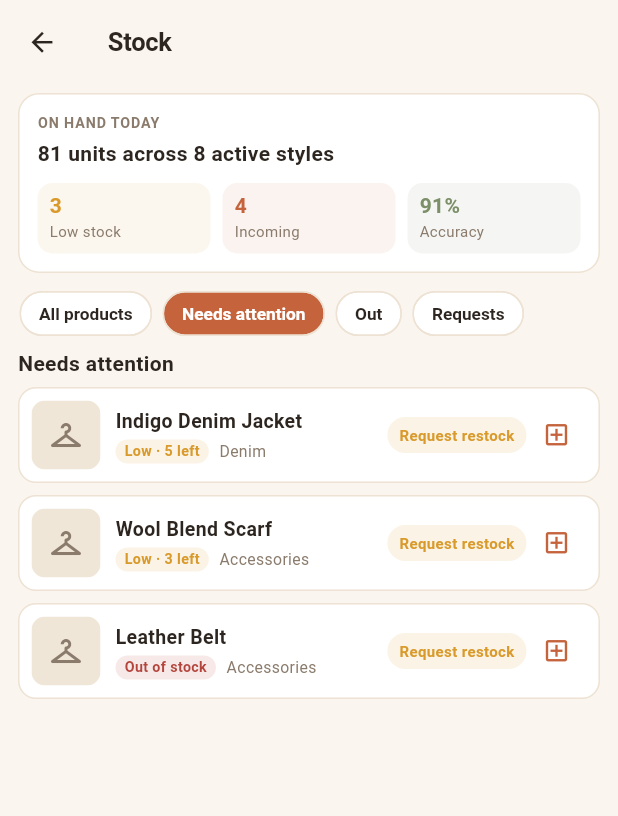
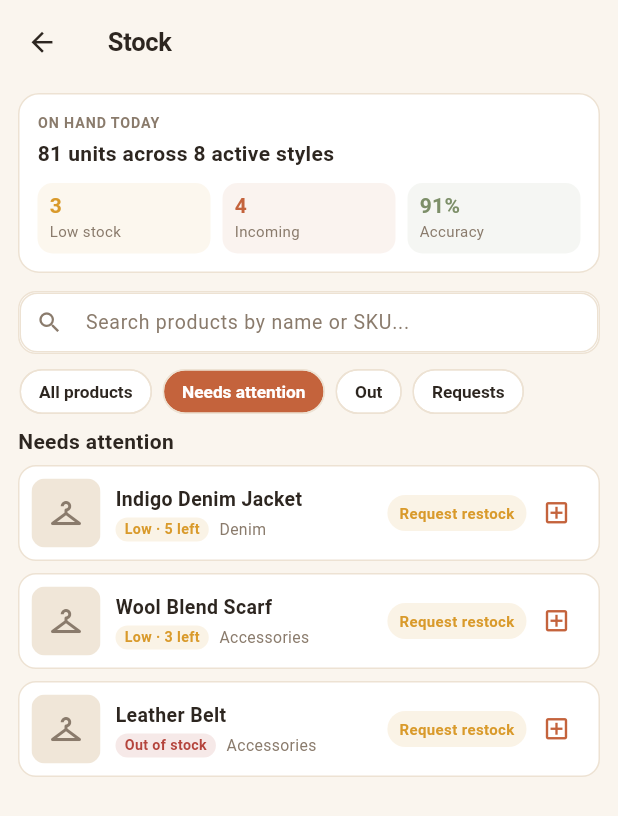
Before and after one commit to L3von36/threadpos-flutter, a Flutter app: the StockScreen screen opened directly, after a tap on an icon or button, on a phone screen of 412 x 824 dp. Shown: the top 816 px of the screen. Run offline on Flutter 3.47's test engine with Material 3 defaults, Android fonts, the phone set to English and light mode, and no system bars; our stand-ins replace fl_chart, pdf, printing, shared_preferences; missing offline and left inert: mobile_scanner; accounts and stored records are empty; network calls fail.

Commit message:
Add global search bar to inventory view for filtering by name or SKU

```diff
--- a/lib/screens/stock/stock_screen.dart
+++ b/lib/screens/stock/stock_screen.dart
@@ -21,6 +21,24 @@ class StockScreen extends StatefulWidget {
 class _StockScreenState extends State<StockScreen> {
   String _filter = 'All';
   int _location = -1; // -1 = all locations
+  final TextEditingController _searchController = TextEditingController();
+  String _searchQuery = '';
+
+  @override
+  void initState() {
+    super.initState();
+    _searchController.addListener(() {
+      setState(() {
+        _searchQuery = _searchController.text.trim().toLowerCase();
+      });
+    });
+  }
+
+  @override
+  void dispose() {
+    _searchController.dispose();
+    super.dispose();
+  }
 
   @override
   Widget build(BuildContext context) {
@@ -29,6 +47,11 @@ class _StockScreenState extends State<StockScreen> {
     final bool manager = store.isManager;
 
     final List<Product> items = store.products.where((Product p) {
+      if (_searchQuery.isNotEmpty) {
+        final bool matchName = p.name.toLowerCase().contains(_searchQuery);
+        final bool matchSku = p.barcode.toLowerCase().contains(_searchQuery);
+        if (!matchName && !matchSku) return false;
+      }
       switch (_filter) {
         case 'Low':
           return p.isLowStock || p.isOutOfStock;
@@ -291,6 +314,34 @@ class _StockScreenState extends State<StockScreen> {
             ),
           ],
           const SizedBox(height: 12),
+          // Search bar.
+          Container(
+            height: 42,
+            decoration: BoxDecoration(
+              color: pal.surface,
+              borderRadius: BorderRadius.circular(AppTheme.rMd),
+              border: Border.all(color: pal.border),
+            ),
+            child: TextField(
+              controller: _searchController,
+              style: TextStyle(fontSize: 13, color: pal.ink),
+              decoration: InputDecoration(
+                hintText: 'Search products by name or SKU...',
+                hintStyle: TextStyle(fontSize: 13, color: pal.muted),
+                prefixIcon: Icon(Icons.search, size: 18, color: pal.muted),
+                suffixIcon: _searchQuery.isNotEmpty
+                    ? IconButton(
+                        icon: Icon(Icons.clear, size: 16, color: pal.muted),
+                        onPressed: () => _searchController.clear(),
+                      )
+                    : null,
+                border: InputBorder.none,
+                contentPadding:
+                    const EdgeInsets.symmetric(horizontal: 12, vertical: 10),
+              ),
+            ),
+          ),
+          const SizedBox(height: 10),
           // Filter chips.
           SizedBox(
             height: 30,
```
